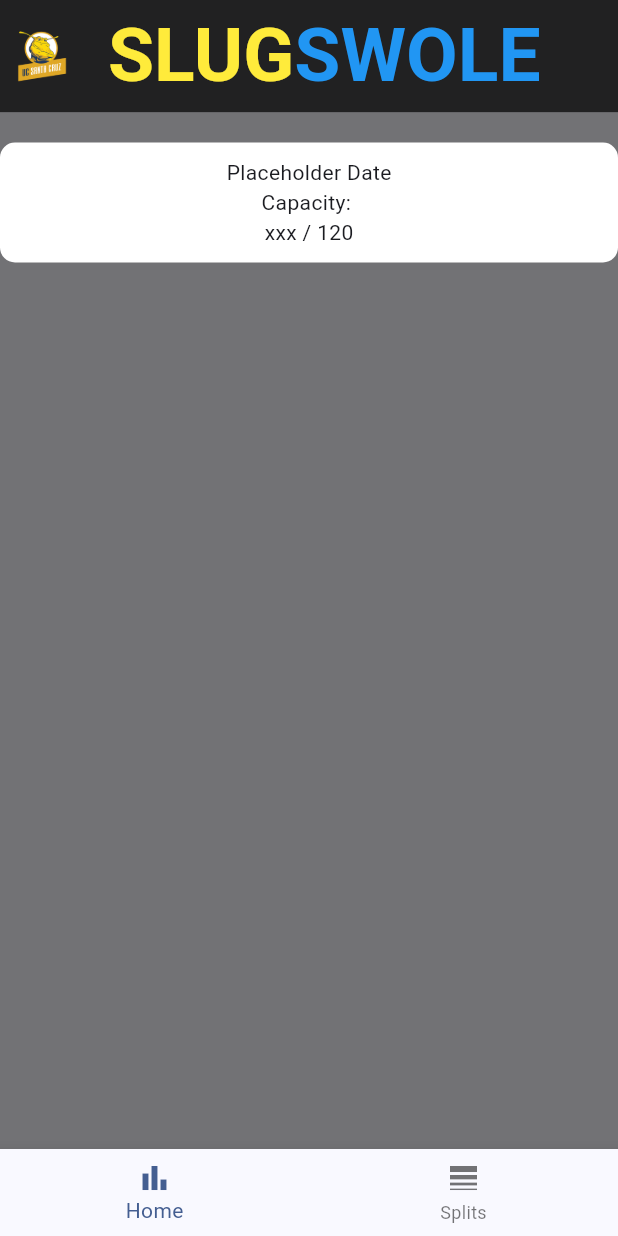
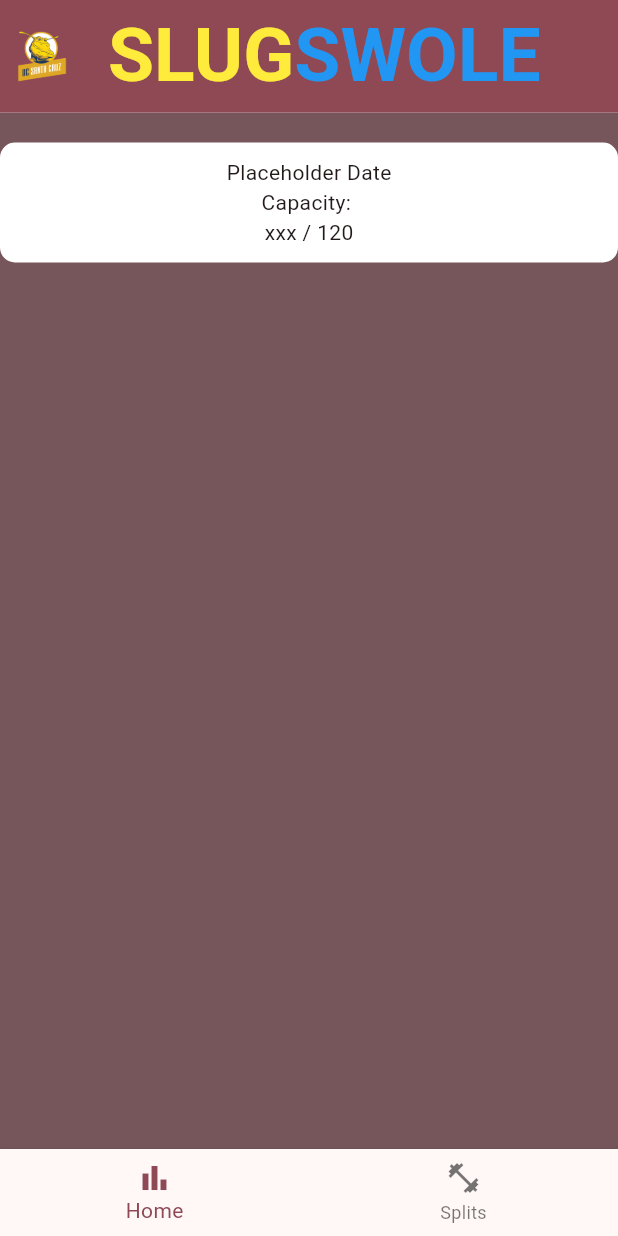
Before and after one commit to DatLe7/Slug-Swole, a Flutter app: the screen it shows after launch, after a tap on "Login", on a phone screen of 412 x 824 dp. Run offline on Flutter 3.47's test engine with Material 3 defaults, Android fonts, the light colour scheme and no system bars.

Commit message:
seperated files

```diff
--- /dev/null
+++ b/frontend/lib/data_tracking.dart
@@ -0,0 +1,41 @@
+import 'package:flutter/material.dart';
+
+
+//Page for graphs and capacity tracking
+class DataPage extends StatelessWidget {
+  const DataPage({super.key});
+
+  @override
+  Widget build(BuildContext context) {
+
+
+    return Scaffold(
+      backgroundColor: Theme.of(context).colorScheme.secondary,
+      body:Column(
+        children: [
+          SizedBox(height: 20,),
+          Center(
+            child: Container(
+              padding: EdgeInsets.all(10),
+              width: 1000,
+              decoration: BoxDecoration(
+              color: Colors.white,
+              borderRadius: BorderRadius.circular(10),
+              ),
+              child: Column(
+                children: [
+                  Text("Placeholder Date"),
+                  Text("Capacity: "),
+                  Text("xxx / 120"),
+                ],
+              ),
+            ),
+          ),
+          SizedBox(height: 20,)
+        ],
+      ),
+
+
+    );
+  }
+}
--- a/frontend/lib/home.dart
+++ b/frontend/lib/home.dart
@@ -1,21 +1,22 @@
-import 'package:english_words/english_words.dart';
 import 'package:flutter/material.dart';
-import 'package:flutter/rendering.dart';
-import 'package:frontend/main.dart';
 import 'package:provider/provider.dart';
 
-class home extends StatelessWidget {
-  const home({super.key});
+import 'package:frontend/main.dart';
+import 'package:frontend/data_tracking.dart';
+import 'package:frontend/splits.dart';
 
+
+class HomeBuilder extends StatelessWidget {
+  const HomeBuilder({super.key});
   @override
   Widget build(BuildContext context) {
     return ChangeNotifierProvider(
       create: (BuildContext context) => MyAppState(),
       child: MaterialApp(
-        title: 'homepage',
+        title: 'Home',
         theme: ThemeData(
           useMaterial3: true,
-          colorScheme: ColorScheme.fromSeed(seedColor: Colors.blueAccent),
+          colorScheme: ColorScheme.fromSeed(seedColor: Color.fromARGB(221, 36, 34, 34)),
 
         ),
         home: HomePage(),
@@ -34,6 +35,7 @@
 
   @override
   Widget build(BuildContext context){
+      final theme = Theme.of(context);
       void newState(int index){
         setState((){
           selectedIndex = index;
@@ -56,7 +58,7 @@
               child: Image.asset("assets/fitSlug.png"),
             ),
             toolbarHeight: 75,
-            backgroundColor: Colors.black87,
+            backgroundColor: Theme.of(context).colorScheme.primary,
             title: RichText(text: TextSpan(
               text:"SLUG", style: TextStyle(fontWeight:FontWeight.bold,fontSize: 50,color: Colors.yellow),
               children:[
@@ -77,7 +79,7 @@
               label: 'Home',
               ),
             BottomNavigationBarItem(
-              icon: Icon(Icons.line_weight),
+              icon: Icon(Icons.fitness_center),
               label: "Splits"
 
               )
@@ -91,67 +93,3 @@
 
   }
 }
-//Page for graphs and capacity tracking
-class DataPage extends StatelessWidget {
-  const DataPage({super.key});
-
-  @override
-  Widget build(BuildContext context) {
-
-
-    return Scaffold(
-      backgroundColor: Colors.black54,
-      body:Column(
-        children: [
-          SizedBox(height: 20,),
-          Center(
-            child: Container(
-              padding: EdgeInsets.all(10),
-              width: 1000,
-              decoration: BoxDecoration(
-              color: Colors.white,
-              borderRadius: BorderRadius.circular(10),
-              ),
-              child: Column(
-                children: [
-                  Text("Placeholder Date"),
-                  Text("Capacity: "),
-                  Text("xxx / 120"),
-
-                ],
-              ),
-            ),
-          ),
-          SizedBox(height: 20,)
-        ],
-      ),
-
-
-    );
-  }
-}
-//Page for recording splits
-class SplitsPage extends StatefulWidget {
-  const SplitsPage({super.key});
-
-  @override
-  State<SplitsPage> createState() => _SplitsPageState();
-}
-
-class _SplitsPageState extends State<SplitsPage> {
-  @override
-  Widget build(BuildContext context) {
-    return Scaffold(
-      backgroundColor: Colors.black54,
-      body:Center(
-        child: Column(
-          children: [
-            Text("Page 2"),
-
-          ],
-        ),
-      ),
-
-    );
-  }
-}
--- a/frontend/lib/main.dart
+++ b/frontend/lib/main.dart
@@ -54,7 +54,7 @@
       case 1:
         page = SignUpPage();
       case 2:
-        page = HomePage();
+        page = HomeBuilder();
       default:
         throw UnimplementedError("no widget for $appState.selectedIndex");
     }
--- /dev/null
+++ b/frontend/lib/splits.dart
@@ -0,0 +1,27 @@
+import 'package:flutter/material.dart';
+
+//Page for recording splits
+class SplitsPage extends StatefulWidget {
+  const SplitsPage({super.key});
+
+  @override
+  State<SplitsPage> createState() => _SplitsPageState();
+}
+
+class _SplitsPageState extends State<SplitsPage> {
+  @override
+  Widget build(BuildContext context) {
+    return Scaffold(
+      backgroundColor: Colors.black54,
+      body:Center(
+        child: Column(
+          children: [
+            Text("Page 2"),
+
+          ],
+        ),
+      ),
+
+    );
+  }
+}
```
